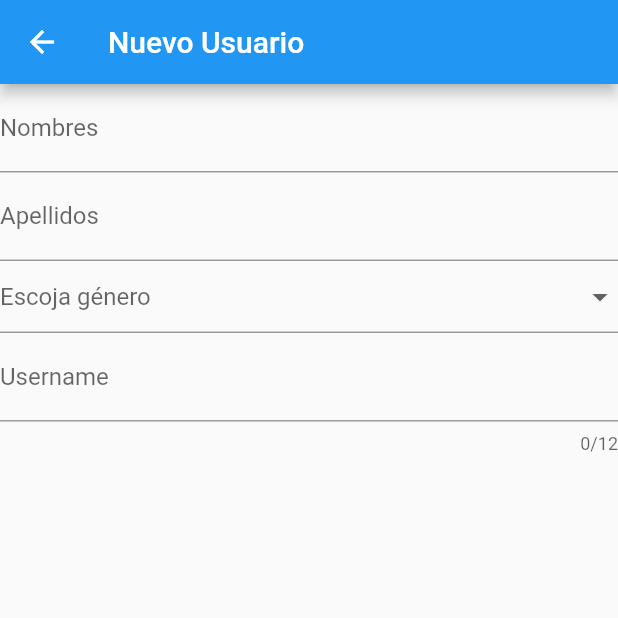
After one commit to werefol23/personal-expenses, a Flutter app: the AgregarUsuarioPage screen opened by its route, on a phone screen of 412 x 824 dp, the top half of it. The commit adds this screen. Run offline on Flutter 3.47's test engine with Material 2 defaults, Android fonts, the phone set to English and light mode, and no system bars; our stand-ins replace image_picker.

Commit message:
cambios formulario agregar usuario

```diff
--- a/lib/custom_widgets/login_widget.dart
+++ b/lib/custom_widgets/login_widget.dart
@@ -75,12 +75,14 @@ class _LoginWidgetState extends State<LoginWidget> {
                   print(_passInputController.text);
                   final validation = this._validateCredentials();
                   if (validation) {
-                    Navigator.of(context).pushReplacementNamed('/main-page');
+                    Navigator.of(context).pushReplacementNamed('/agregar-usuario');
                   } else {
                     showDialog(
                       context: context,
                       builder: (_) => AlertDialog(
-                        shape: CircleBorder(),
+                        shape: RoundedRectangleBorder(
+                          borderRadius: BorderRadius.circular(30)
+                        ),
                         title: Text('Login incorrecto'),
                         content: Text('Verifique sus credenciales luego intete ingresar de nuevo!'),
                         actions: <Widget>[
--- /dev/null
+++ b/lib/custom_widgets/user_form.dart
@@ -0,0 +1,90 @@
+import 'package:flutter/material.dart';
+import 'package:personal_expenses/models/user.dart';
+
+class UserForm extends StatefulWidget {
+  UserForm({Key key, Function updateImgGender}) : super(key: key);
+
+  @override
+  _UserFormState createState() => _UserFormState();
+}
+
+class _UserFormState extends State<UserForm> {
+
+  final _userFormKey = GlobalKey<FormState>();
+  final User _userData = User();
+  List<String> _genders = ['Femenino','Masculino'];
+  String dDownValue;
+
+  @override
+  Widget build(BuildContext context) {
+    return Form(
+      key: _userFormKey,
+      child: Column(
+        children: <Widget>[
+          TextFormField(
+            keyboardType: TextInputType.text,
+            decoration: InputDecoration(
+              hintText: 'Escriba sus nombres',
+              labelText: 'Nombres'
+            ),
+            validator: (value) {
+              if (value.isEmpty) {
+                return 'Debe escribir su(s) nombre(s)';
+              }
+
+              return null;
+            },
+          ),
+          TextFormField(
+            keyboardType: TextInputType.text,
+            decoration: InputDecoration(
+              hintText: 'Escriba sus apellidos',
+              labelText: 'Apellidos'
+            ),
+            validator: (value) {
+              if (value.isEmpty) {
+                return 'Debe escribir su(s) apellido(s)';
+              }
+
+              return null;
+            },
+          ),
+          DropdownButtonFormField(
+            value: dDownValue,
+            decoration: InputDecoration(
+              hintText: 'Escoja género'
+            ),
+            items: _genders.map<DropdownMenuItem<String>>((String value) {
+              return DropdownMenuItem<String>(
+                value: value,
+                child: Text(value),
+              );
+            })
+            .toList(),
+            onChanged: (val){
+              setState(() {
+                this.dDownValue = val;
+              });
+              print(val);
+            },
+          ),
+          TextFormField(
+            keyboardType: TextInputType.text,
+            decoration: InputDecoration(
+              hintText: 'Escriba su nombre de usuario',
+              labelText: 'Username'
+            ),
+            maxLength: 12,
+            validator: (value) {
+              if (value.isEmpty) {
+                return 'Debe escribir su nombre de usuario';
+              }
+
+              return null;
+            },
+          )
+        ]
+      )
+    );
+  }
+}
--- a/lib/models/user.dart
+++ b/lib/models/user.dart
@@ -2,15 +2,12 @@ import '../interfacesLikeClasses/requiredFields.dart';
 
 class User implements RequiredFields {
   int userId;
-  String firstName;
-  String secondName;
-  String firstLastName;
-  String secondLastName;
+  String names;
+  String lastNames;
   String fullName;
-  int age;
-  String birthDate;
   int gender;
-  String email;
+  String userName;
+  String avatar;
 
   // Interface fields
   int createUserId;
--- a/lib/navRoutes/routes.dart
+++ b/lib/navRoutes/routes.dart
@@ -1,4 +1,5 @@
 import 'package:flutter/material.dart';
+import 'package:personal_expenses/pages/agregar_usuario.dart';
 import '../pages/login_page.dart';
 import '../pages/main_page.dart';
 import '../pages/mis_gastos_page.dart';
@@ -6,5 +7,6 @@ import '../pages/mis_gastos_page.dart';
 class AppRoutes {
   final Map<String, WidgetBuilder> routes = {
       '/main-page': (context) => MainPage(),
+      '/agregar-usuario': (context) => AgregarUsuarioPage()
   };
 }
--- /dev/null
+++ b/lib/pages/agregar_usuario.dart
@@ -0,0 +1,20 @@
+import 'package:flutter/material.dart';
+import 'package:personal_expenses/custom_widgets/user_form.dart';
+
+class AgregarUsuarioPage extends StatelessWidget {
+  const AgregarUsuarioPage({Key key}) : super(key: key);
+
+  @override
+  Widget build(BuildContext context) {
+    return Scaffold(
+      appBar: AppBar(
+        title: Text('Nuevo Usuario'),
+      ),
+      body: Container(
+        child: Center(
+          child: UserForm()
+        ),
+      ),
+    );
+  }
+}
```
